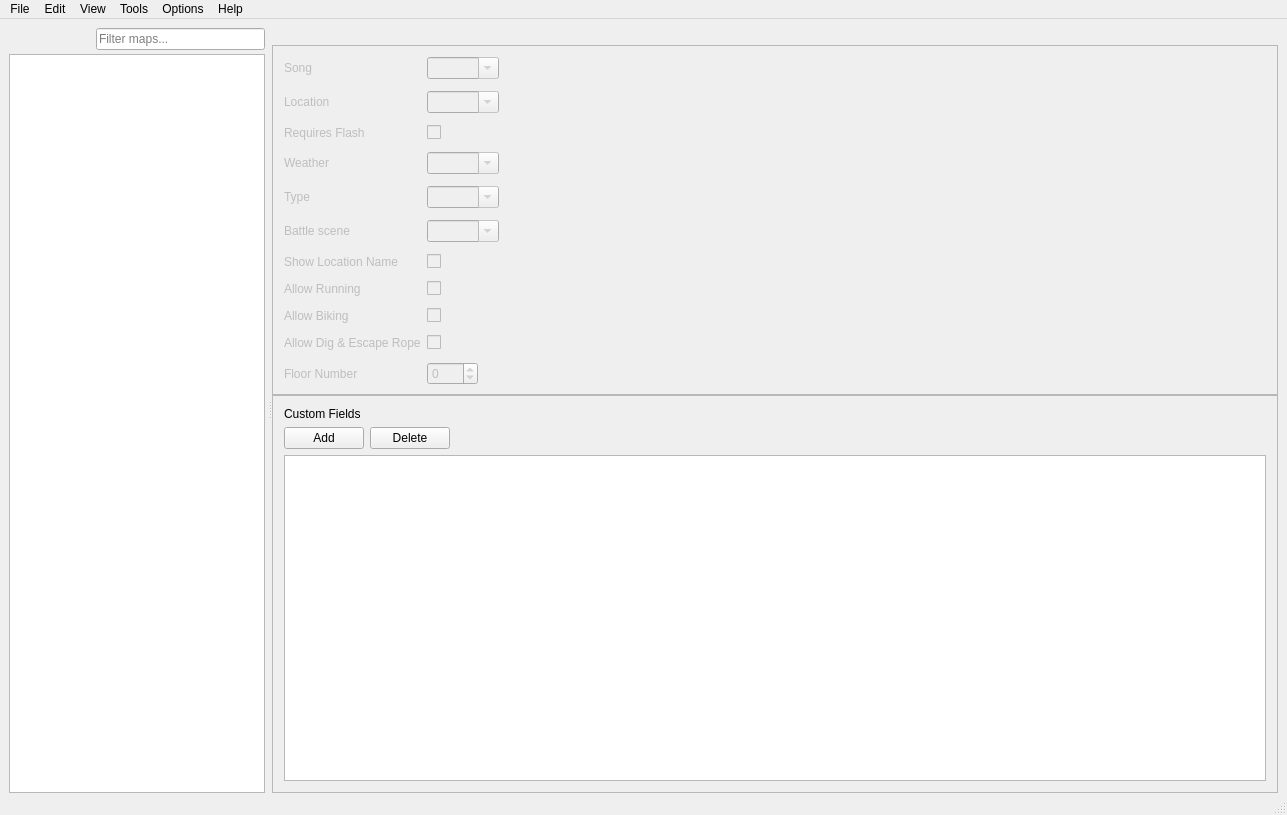
Qt form forms/mainwindow.ui (huderlem/porymap) before a commit.
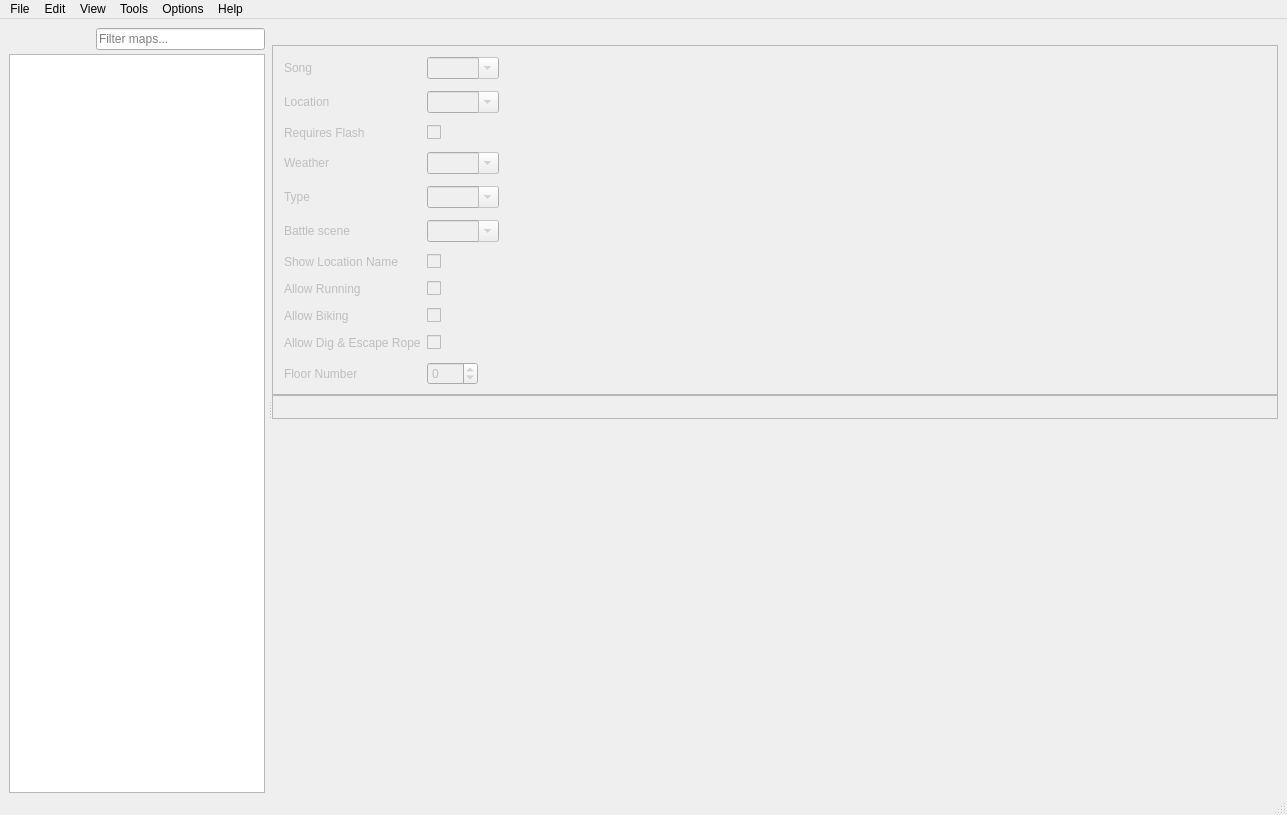
The same form after that commit. The open tabs and pages were chosen to show the change. Icons and pictures are not drawn. Custom widgets are drawn as their Qt base class.

Commit message: Simplify handling of CustomAttributesTable

What changed in the file:
```diff
--- a/forms/mainwindow.ui
+++ b/forms/mainwindow.ui
@@ -2383,115 +2383,35 @@
              </widget>
             </item>
             <item>
-             <widget class="QFrame" name="frame_keyValue">
+             <widget class="CustomAttributesTable" name="customAttributesTable">
+              <property name="sizePolicy">
+               <sizepolicy hsizetype="Expanding" vsizetype="Preferred">
+                <horstretch>0</horstretch>
+                <verstretch>0</verstretch>
+               </sizepolicy>
+              </property>
               <property name="frameShape">
                <enum>QFrame::StyledPanel</enum>
               </property>
               <property name="frameShadow">
                <enum>QFrame::Raised</enum>
               </property>
-              <layout class="QVBoxLayout" name="verticalLayout_10">
-               <item>
-                <widget class="QLabel" name="label_2">
-                 <property name="text">
-                  <string>Custom Fields</string>
-                 </property>
-                </widget>
-               </item>
-               <item>
-                <widget class="QFrame" name="frame">
-                 <property name="frameShape">
-                  <enum>QFrame::NoFrame</enum>
-                 </property>
-                 <property name="frameShadow">
-                  <enum>QFrame::Plain</enum>
-                 </property>
-                 <layout class="QHBoxLayout" name="horizontalLayout_8">
-                  <property name="leftMargin">
-                   <number>0</number>
-                  </property>
-                  <property name="topMargin">
-                   <number>0</number>
-                  </property>
-                  <property name="rightMargin">
-                   <number>0</number>
-                  </property>
-                  <property name="bottomMargin">
-                   <number>0</number>
-                  </property>
-                  <item>
-                   <widget class="QPushButton" name="pushButton_AddCustomHeaderField">
-                    <property name="text">
-                     <string>Add</string>
-                    </property>
-                   </widget>
-                  </item>
-                  <item>
-                   <widget class="QPushButton" name="pushButton_DeleteCustomHeaderField">
-                    <property name="text">
-                     <string>Delete</string>
-                    </property>
-                   </widget>
-                  </item>
-                  <item>
-                   <spacer name="horizontalSpacer_2">
-                    <property name="orientation">
-                     <enum>Qt::Horizontal</enum>
-                    </property>
-                    <property name="sizeHint" stdset="0">
-                     <size>
-                      <width>40</width>
-                      <height>20</height>
-                     </size>
-                    </property>
-                   </spacer>
-                  </item>
-                 </layout>
-                </widget>
-               </item>
-               <item>
-                <widget class="QTableWidget" name="tableWidget_CustomHeaderFields">
-                 <property name="toolTip">
-                  <string>Custom fields will be added to the map.json file for the current map.</string>
-                 </property>
-                 <attribute name="horizontalHeaderVisible">
-                  <bool>false</bool>
-                 </attribute>
-                 <attribute name="horizontalHeaderCascadingSectionResizes">
-                  <bool>false</bool>
-                 </attribute>
-                 <attribute name="horizontalHeaderHighlightSections">
-                  <bool>true</bool>
-                 </attribute>
-                 <attribute name="horizontalHeaderShowSortIndicator" stdset="0">
-                  <bool>false</bool>
-                 </attribute>
-                 <attribute name="horizontalHeaderStretchLastSection">
-                  <bool>true</bool>
-                 </attribute>
-                 <attribute name="verticalHeaderVisible">
-                  <bool>false</bool>
-                 </attribute>
-                 <column>
-                  <property name="text">
-                   <string>Type</string>
-                  </property>
-                 </column>
-                 <column>
-                  <property name="text">
-                   <string>Key</string>
-                  </property>
-                 </column>
-                 <column>
-                  <property name="text">
-                   <string>Value</string>
-                  </property>
-                 </column>
-                </widget>
-               </item>
-              </layout>
+              <layout class="QVBoxLayout" name="verticalLayout_10"/>
              </widget>
             </item>
+            <item>
+             <spacer name="verticalSpacer">
+              <property name="orientation">
+               <enum>Qt::Vertical</enum>
+              </property>
+              <property name="sizeHint" stdset="0">
+               <size>
+                <width>20</width>
+                <height>40</height>
+               </size>
+              </property>
+             </spacer>
+            </item>
            </layout>
           </widget>
           <widget class="QWidget" name="tab_Connections">
@@ -3403,6 +3323,12 @@
    <extends>QWidget</extends>
    <header>mapview.h</header>
   </customwidget>
+  <customwidget>
+   <class>CustomAttributesTable</class>
+   <extends>QFrame</extends>
+   <header>customattributestable.h</header>
+   <container>1</container>
+  </customwidget>
  </customwidgets>
  <resources>
   <include location="../resources/images.qrc"/>
```
Left out of the diff: 10 changed lines with no effect on the pictures. The commit also changes 8 other files.
